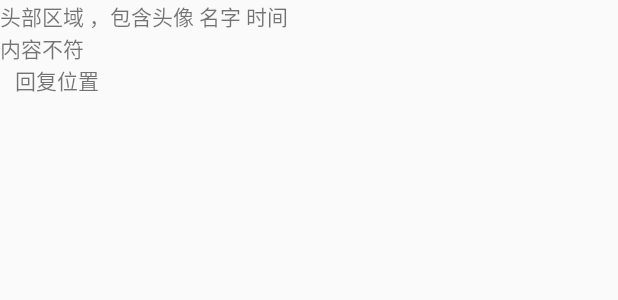
After one commit to cslongjian/android_customview, an Android app: the layout listview_item_556.xml on its own in the app's theme, with its tools: preview values and no code run, on a phone screen of 412 x 824 dp. The commit adds this screen. Shown: the top 300 px of the screen. Run offline under Robolectric (Android 15) with nearby library versions, the phone set to English and light mode, and no system bars.

Commit message:
556demo样例

```diff
--- a/YCF_customView/app/src/main/AndroidManifest.xml
+++ b/YCF_customView/app/src/main/AndroidManifest.xml
@@ -36,6 +36,10 @@
             android:theme="@style/Theme.AppCompat.NoActionBar">
         </activity>
 
+        <activity android:name=".demo5_56.Demo5_56Activity"
+            android:theme="@style/Theme.AppCompat.NoActionBar">
+        </activity>
+
 
 
     </application>
--- /dev/null
+++ b/YCF_customView/app/src/main/res/layout/listview_item_556.xml
@@ -0,0 +1,41 @@
+<?xml version="1.0" encoding="utf-8"?>
+<RelativeLayout xmlns:android="http://schemas.android.com/apk/res/android"
+    android:layout_width="match_parent"
+    android:layout_height="match_parent">
+
+    <LinearLayout
+        android:id="@+id/head"
+        android:layout_width="wrap_content"
+        android:layout_height="wrap_content"
+        android:layout_alignParentTop="true">
+
+        <TextView
+            android:layout_width="wrap_content"
+            android:layout_height="wrap_content"
+            android:text="头部区域 ，包含头像 名字 时间" />
+    </LinearLayout>
+
+    <TextView
+        android:id="@+id/question_value"
+        android:layout_width="wrap_content"
+        android:layout_height="wrap_content"
+        android:layout_below="@+id/head"
+        android:text="内容不符" />
+
+    <LinearLayout
+        android:id="@+id/answer"
+        android:layout_width="wrap_content"
+        android:layout_height="wrap_content"
+        android:layout_marginLeft="10dp"
+        android:layout_marginRight="10dp"
+        android:layout_below="@+id/question_value">
+
+        <TextView
+            android:id="@+id/answer_value"
+            android:layout_width="wrap_content"
+            android:layout_height="wrap_content"
+            android:text="回复位置" />
+    </LinearLayout>
+
+
+</RelativeLayout>
```
Also changed, not shown: YCF_customView/app/src/main/java/com/example/chenlongjian/ycf_customview/MainActivity.java (+9 -0 lines), YCF_customView/app/src/main/java/com/example/chenlongjian/ycf_customview/demo5_56/Demo5_56Activity.java (+89 -0 lines), YCF_customView/app/src/main/java/com/example/chenlongjian/ycf_customview/model/ListItem556.java (added, +27 -0 lines), YCF_customView/app/src/main/res/layout/activity_demo5_56.xml (+41 -3 lines), YCF_customView/app/src/main/res/layout/activity_main.xml (+7 -0 lines).
